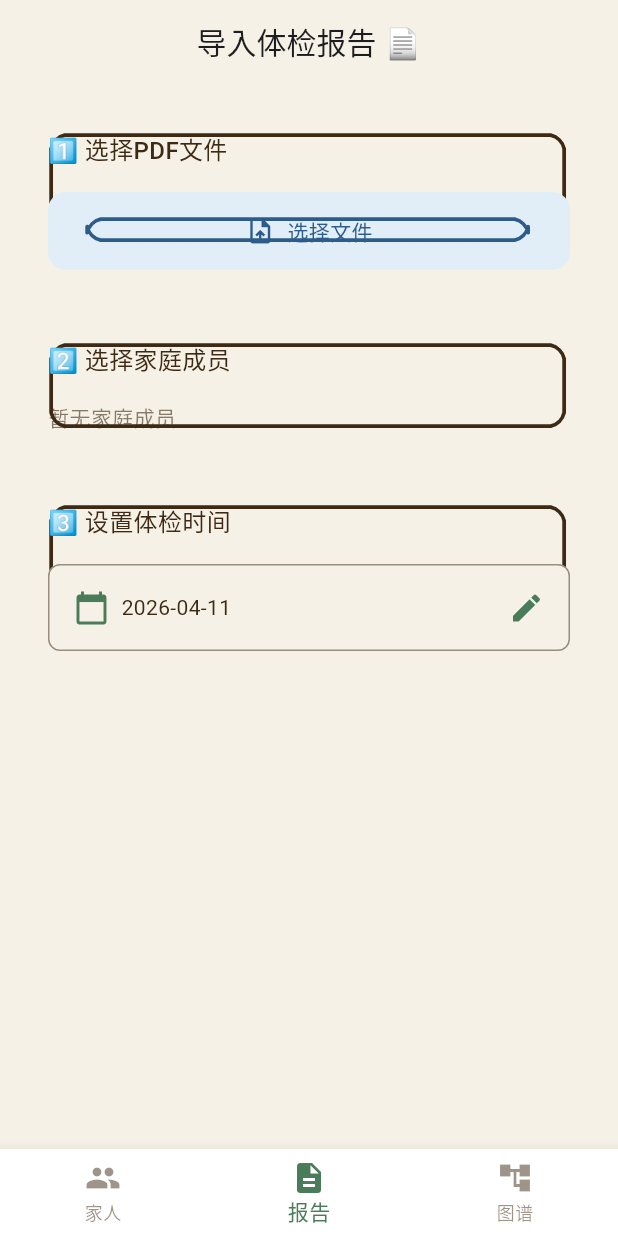
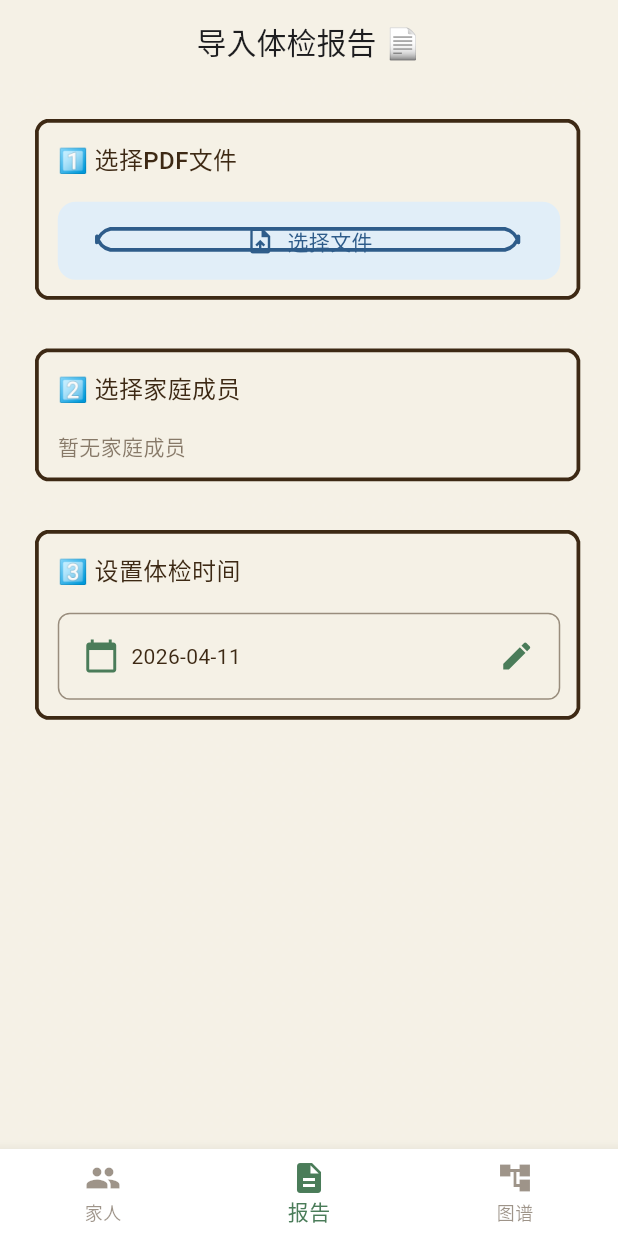
Before and after one commit to wednesdaygogo/myapp, a Flutter app: the ReportImportPage screen opened by its route, on a phone screen of 412 x 824 dp. Run offline on Flutter 3.47's test engine with Material 3 defaults, Android fonts, the phone set to English and light mode, and no system bars; our stand-ins replace file_picker, fl_chart, flutter_riverpod, go_router, hive, hive_flutter; missing offline and left inert: pdfrx; accounts and stored records are empty.

Commit message:
fix: add proper padding to crayon card and input to prevent border overlap

```diff
--- a/lib/core/widgets/crayon_card.dart
+++ b/lib/core/widgets/crayon_card.dart
@@ -7,7 +7,7 @@ class CrayonCard extends StatelessWidget {
   final Widget child;
   final Color backgroundColor;
   final Color borderColor;
-  final EdgeInsetsGeometry padding;
+  final EdgeInsetsGeometry? padding;
   final VoidCallback? onTap;
 
   const CrayonCard({
@@ -15,16 +15,20 @@ class CrayonCard extends StatelessWidget {
     required this.child,
     this.backgroundColor = CrayonTheme.creamWhite,
     this.borderColor = CrayonTheme.darkBrown,
-    this.padding = const EdgeInsets.all(CrayonTheme.spacingMd),
+    this.padding,
     this.onTap,
   });
 
   @override
   Widget build(BuildContext context) {
+    final effectivePadding = padding ?? const EdgeInsets.all(CrayonTheme.spacingMd);
+    final borderWidth = CrayonTheme.borderWidth;
+
     return GestureDetector(
       onTap: onTap,
       child: Container(
-        padding: padding,
+        // 给边框留出空间
+        padding: EdgeInsets.all(borderWidth + 4),
         decoration: BoxDecoration(
           color: backgroundColor,
           borderRadius: BorderRadius.circular(CrayonTheme.radiusMd),
@@ -36,12 +40,15 @@ class CrayonCard extends StatelessWidget {
               child: CustomPaint(
                 painter: WigglyBorderPainter(
                   borderColor: borderColor,
-                  radius: CrayonTheme.radiusMd,
+                  radius: CrayonTheme.radiusMd - borderWidth,
                 ),
               ),
             ),
-            // 内容（顶层）
-            child,
+            // 内容（顶层）- 带内边距避开边框
+            Padding(
+              padding: effectivePadding,
+              child: child,
+            ),
           ],
         ),
       ),
```
Also changed, not shown: lib/core/widgets/crayon_input.dart (+20 -13 lines).
